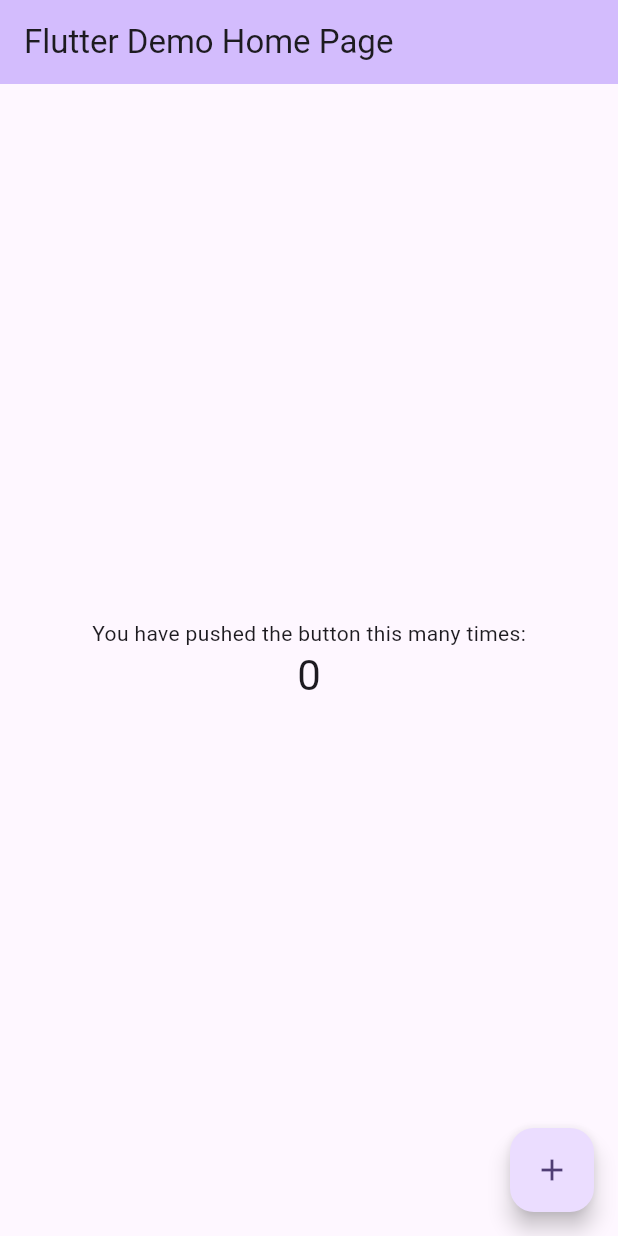
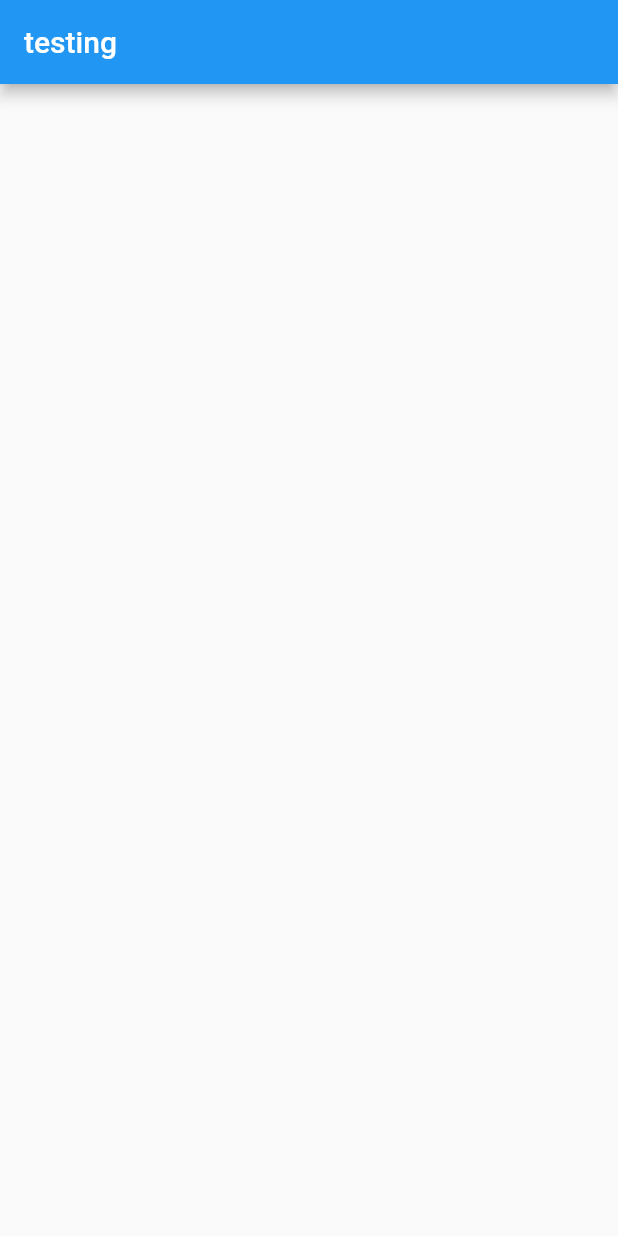
Before and after one commit to HatemReda7/exam_app, a Flutter app: the screen it shows after launch, on a phone screen of 412 x 824 dp. Run offline on Flutter 3.47's test engine with Material 2 defaults, Android fonts, the phone set to English and light mode, and no system bars.

Commit message:
created 3 screens

```diff
--- /dev/null
+++ b/lib/first_screen.dart
@@ -0,0 +1,14 @@
+import 'package:flutter/material.dart';
+
+class FirstScreen extends StatelessWidget {
+  static const String routeName= "first Screen";
+
+  @override
+  Widget build(BuildContext context) {
+    return Scaffold(
+      appBar: AppBar(
+        title: Text("testing",),
+      ),
+    );
+  }
+}
--- a/lib/main.dart
+++ b/lib/main.dart
@@ -1,3 +1,6 @@
+import 'package:exam_app/first_screen.dart';
+import 'package:exam_app/second_screen.dart';
+import 'package:exam_app/third_screen.dart';
 import 'package:flutter/material.dart';
 
 void main() {
@@ -7,119 +10,16 @@ void main() {
 class MyApp extends StatelessWidget {
   const MyApp({super.key});
 
-  // This widget is the root of your application.
   @override
   Widget build(BuildContext context) {
     return MaterialApp(
-      title: 'Flutter Demo',
-      theme: ThemeData(
-        // This is the theme of your application.
-        //
-        // TRY THIS: Try running your application with "flutter run". You'll see
-        // the application has a blue toolbar. Then, without quitting the app,
-        // try changing the seedColor in the colorScheme below to Colors.green
-        // and then invoke "hot reload" (save your changes or press the "hot
-        // reload" button in a Flutter-supported IDE, or press "r" if you used
-        // the command line to start the app).
-        //
-        // Notice that the counter didn't reset back to zero; the application
-        // state is not lost during the reload. To reset the state, use hot
-        // restart instead.
-        //
-        // This works for code too, not just values: Most code changes can be
-        // tested with just a hot reload.
-        colorScheme: ColorScheme.fromSeed(seedColor: Colors.deepPurple),
-        useMaterial3: true,
-      ),
-      home: const MyHomePage(title: 'Flutter Demo Home Page'),
+      debugShowCheckedModeBanner: false,
+      initialRoute: FirstScreen.routeName,
+      routes: {
+        FirstScreen.routeName : (context) => FirstScreen(),
+        SecondScreen.routeName : (context) => SecondScreen(),
+        ThirdScreen.routeName : (context) => ThirdScreen(),
+      },
     );
   }
 }
-
-class MyHomePage extends StatefulWidget {
-  const MyHomePage({super.key, required this.title});
-
-  // This widget is the home page of your application. It is stateful, meaning
-  // that it has a State object (defined below) that contains fields that affect
-  // how it looks.
-
-  // This class is the configuration for the state. It holds the values (in this
-  // case the title) provided by the parent (in this case the App widget) and
-  // used by the build method of the State. Fields in a Widget subclass are
-  // always marked "final".
-
-  final String title;
-
-  @override
-  State<MyHomePage> createState() => _MyHomePageState();
-}
-
-class _MyHomePageState extends State<MyHomePage> {
-  int _counter = 0;
-
-  void _incrementCounter() {
-    setState(() {
-      // This call to setState tells the Flutter framework that something has
-      // changed in this State, which causes it to rerun the build method below
-      // so that the display can reflect the updated values. If we changed
-      // _counter without calling setState(), then the build method would not be
-      // called again, and so nothing would appear to happen.
-      _counter++;
-    });
-  }
-
-  @override
-  Widget build(BuildContext context) {
-    // This method is rerun every time setState is called, for instance as done
-    // by the _incrementCounter method above.
-    //
-    // The Flutter framework has been optimized to make rerunning build methods
-    // fast, so that you can just rebuild anything that needs updating rather
-    // than having to individually change instances of widgets.
-    return Scaffold(
-      appBar: AppBar(
-        // TRY THIS: Try changing the color here to a specific color (to
-        // Colors.amber, perhaps?) and trigger a hot reload to see the AppBar
-        // change color while the other colors stay the same.
-        backgroundColor: Theme.of(context).colorScheme.inversePrimary,
-        // Here we take the value from the MyHomePage object that was created by
-        // the App.build method, and use it to set our appbar title.
-        title: Text(widget.title),
-      ),
-      body: Center(
-        // Center is a layout widget. It takes a single child and positions it
-        // in the middle of the parent.
-        child: Column(
-          // Column is also a layout widget. It takes a list of children and
-          // arranges them vertically. By default, it sizes itself to fit its
-          // children horizontally, and tries to be as tall as its parent.
-          //
-          // Column has various properties to control how it sizes itself and
-          // how it positions its children. Here we use mainAxisAlignment to
-          // center the children vertically; the main axis here is the vertical
-          // axis because Columns are vertical (the cross axis would be
-          // horizontal).
-          //
-          // TRY THIS: Invoke "debug painting" (choose the "Toggle Debug Paint"
-          // action in the IDE, or press "p" in the console), to see the
-          // wireframe for each widget.
-          mainAxisAlignment: MainAxisAlignment.center,
-          children: <Widget>[
-            const Text(
-              'You have pushed the button this many times:',
-            ),
-            Text(
-              '$_counter',
-              style: Theme.of(context).textTheme.headlineMedium,
-            ),
-          ],
-        ),
-      ),
-      floatingActionButton: FloatingActionButton(
-        onPressed: _incrementCounter,
-        tooltip: 'Increment',
-        child: const Icon(Icons.add),
-      ), // This trailing comma makes auto-formatting nicer for build methods.
-    );
-  }
-}
```
Also changed, not shown: lib/second_screen.dart (added, +14 -0 lines), lib/third_screen.dart (added, +14 -0 lines).
